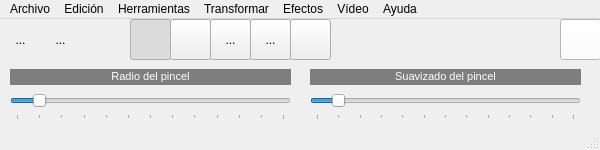
Above: mainwindow.ui from hsanchezm7/QFotoPaint6 before the change. Below: the same form after it.
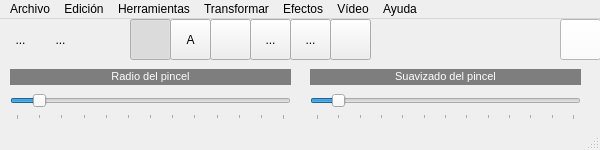
That is the form after the change. Icons and pictures are not drawn.

Patch:
```diff
--- a/mainwindow.ui
+++ b/mainwindow.ui
@@ -245,7 +245,7 @@
    <widget class="QToolButton" name="toolButton_5">
     <property name="geometry">
      <rect>
-      <x>170</x>
+      <x>210</x>
       <y>0</y>
       <width>41</width>
       <height>41</height>
@@ -274,7 +274,7 @@
    <widget class="QToolButton" name="toolButton_6">
     <property name="geometry">
      <rect>
-      <x>290</x>
+      <x>330</x>
       <y>0</y>
       <width>41</width>
       <height>41</height>
@@ -322,7 +322,7 @@
    <widget class="QToolButton" name="toolButton_7">
     <property name="geometry">
      <rect>
-      <x>210</x>
+      <x>250</x>
       <y>0</y>
       <width>41</width>
       <height>41</height>
@@ -348,7 +348,7 @@
    <widget class="QToolButton" name="toolButton_8">
     <property name="geometry">
      <rect>
-      <x>250</x>
+      <x>290</x>
       <y>0</y>
       <width>41</width>
       <height>41</height>
@@ -368,6 +368,35 @@
      <bool>true</bool>
     </property>
    </widget>
+   <widget class="QToolButton" name="toolButton_9">
+    <property name="geometry">
+     <rect>
+      <x>170</x>
+      <y>0</y>
+      <width>41</width>
+      <height>41</height>
+     </rect>
+    </property>
+    <property name="text">
+     <string>A</string>
+    </property>
+    <property name="icon">
+     <iconset resource="recursos.qrc">
+      <normaloff>:/imagenes/arcoiris.png</normaloff>:/imagenes/arcoiris.png</iconset>
+    </property>
+    <property name="iconSize">
+     <size>
+      <width>24</width>
+      <height>24</height>
+     </size>
+    </property>
+    <property name="checkable">
+     <bool>true</bool>
+    </property>
+    <property name="autoExclusive">
+     <bool>true</bool>
+    </property>
+   </widget>
   </widget>
   <widget class="QMenuBar" name="menuBar">
    <property name="geometry">
```
Left out of the diff: 14 changed lines with no effect on the pictures.
